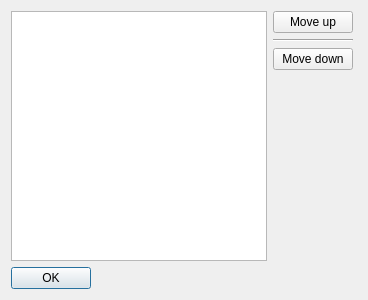
This is src/conan_app_launcher/ui/views/app_grid/dialogs/apps_move_dialog.ui in goszpeti/conan_explorer as Qt 5 draws it before an edit. The edited form follows.
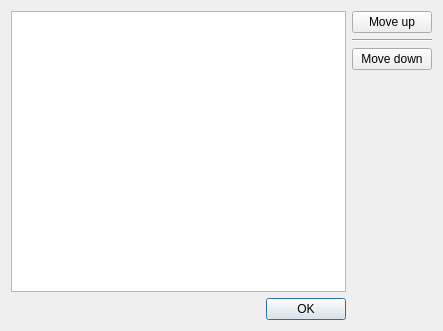
This is the edited form.

Patch:
```diff
--- a/src/conan_app_launcher/ui/views/app_grid/dialogs/apps_move_dialog.ui
+++ b/src/conan_app_launcher/ui/views/app_grid/dialogs/apps_move_dialog.ui
@@ -6,24 +6,21 @@
    <rect>
     <x>0</x>
     <y>0</y>
-    <width>368</width>
-    <height>300</height>
+    <width>443</width>
+    <height>331</height>
    </rect>
   </property>
   <property name="windowTitle">
    <string>Rearrange App Grid</string>
   </property>
-  <layout class="QFormLayout" name="formLayout">
+  <layout class="QGridLayout" name="gridLayout">
    <property name="sizeConstraint">
     <enum>QLayout::SetMinAndMaxSize</enum>
    </property>
-   <property name="fieldGrowthPolicy">
-    <enum>QFormLayout::ExpandingFieldsGrow</enum>
-   </property>
    <item row="0" column="0">
     <widget class="QListView" name="list_view">
      <property name="sizePolicy">
-      <sizepolicy hsizetype="MinimumExpanding" vsizetype="MinimumExpanding">
+      <sizepolicy hsizetype="Expanding" vsizetype="Expanding">
        <horstretch>1</horstretch>
        <verstretch>1</verstretch>
       </sizepolicy>
```
